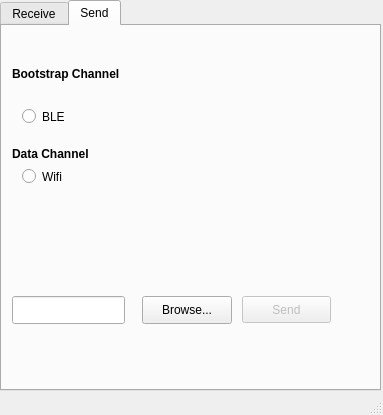
The window that mainwindow.ui (Venice-D2D/venice-qt) describes before a commit, drawn with Qt 5.
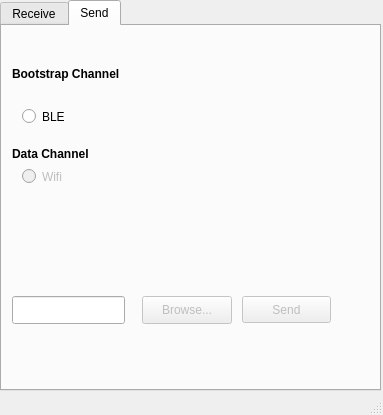
The same window after the commit.

Commit message: refactor: Adapt code for using Wifi Data Channel, Improve GUI

What changed in the file:
```diff
--- a/mainwindow.ui
+++ b/mainwindow.ui
@@ -209,7 +209,7 @@
      </widget>
      <widget class="QRadioButton" name="wifiSendRadioButton">
       <property name="enabled">
-       <bool>true</bool>
+       <bool>false</bool>
       </property>
       <property name="geometry">
        <rect>
@@ -241,7 +241,7 @@
      </widget>
      <widget class="QPushButton" name="browseSendFileButton">
       <property name="enabled">
-       <bool>true</bool>
+       <bool>false</bool>
       </property>
       <property name="geometry">
        <rect>
```
The commit also changes 7 other files.
